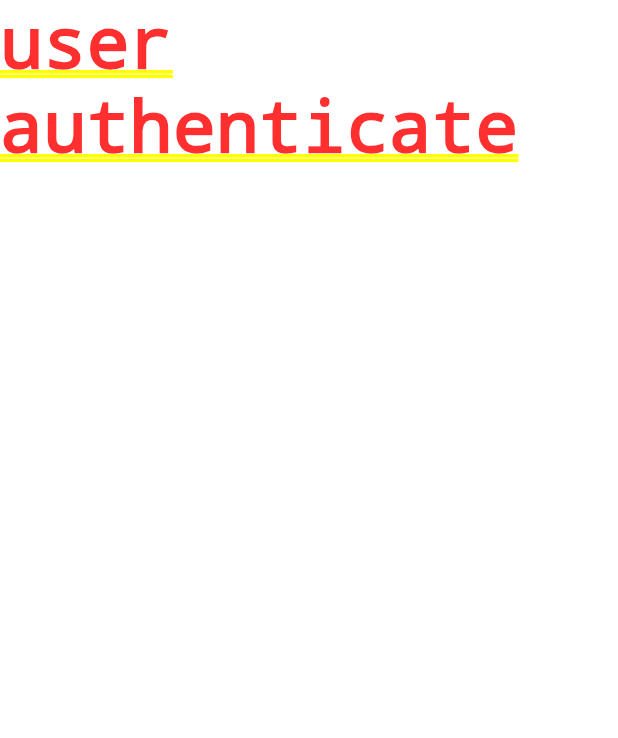
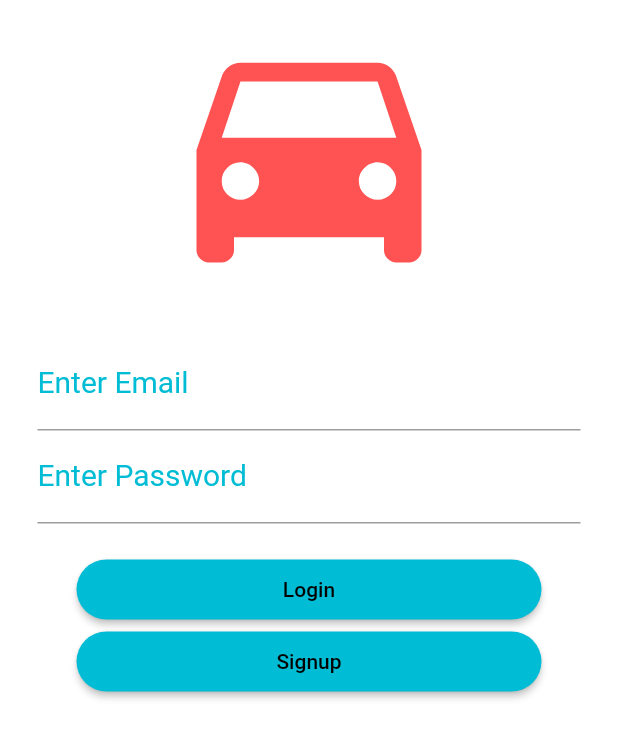
Before and after one commit to Artisanal-Pretzels/fe-adaptus-mechan-r-us, a Flutter app: the screen it shows after launch, on a phone screen of 412 x 824 dp. Shown: the top 738 px of the screen. Run offline on Flutter 3.47's test engine with Material 2 defaults, Android fonts, the phone set to English and light mode, and no system bars.

Commit message:
login ui

```diff
--- a/fe_adaptus_mechan_r_us/lib/screens/authentication/user-authentication.dart
+++ b/fe_adaptus_mechan_r_us/lib/screens/authentication/user-authentication.dart
@@ -1,3 +1,4 @@
+import 'package:flutter/cupertino.dart';
 import 'package:flutter/material.dart';
 
 class UserAuthenticate extends StatefulWidget {
@@ -8,8 +9,74 @@ class UserAuthenticate extends StatefulWidget {
 class _UserAuthenticateState extends State<UserAuthenticate> {
   @override
   Widget build(BuildContext context) {
-    return Container(
-      child: Text('user authenticate')
+    return new Scaffold(
+      resizeToAvoidBottomPadding: false,
+      backgroundColor: Colors.white,
+          body: new Stack(
+            children: <Widget>[
+              new Column(
+                mainAxisAlignment: MainAxisAlignment.start,
+                children: <Widget>[
+                  Icon(
+                    Icons.directions_car,
+                    color: Colors.redAccent,
+                    size: 200.0,
+                  ),
+                  new Form(
+                    child:new Theme(
+                      data: new ThemeData(
+                        brightness: Brightness.light,primarySwatch: Colors.cyan,
+                        inputDecorationTheme: new InputDecorationTheme(
+                          labelStyle: new TextStyle(
+                            color: Colors.cyan,fontSize: 20.0
+                          ),
+                        )
+                      ),
+                      child: Container(
+                        padding: const EdgeInsets.all(25.0),
+                        child: new Column(
+                          children: <Widget>[
+                            new TextFormField(
+                              decoration: new InputDecoration(
+                                labelText: "Enter Email",
+                              ),
+                              keyboardType: TextInputType.emailAddress,
+                            ),
+                            new TextFormField(
+                              decoration: new InputDecoration(
+                                labelText: "Enter Password",
+                              ),
+                              keyboardType: TextInputType.text,
+                              obscureText: true,
+                            ),
+                            new Padding(padding: const EdgeInsets.only(top:20.0),
+                            ),
+                            new MaterialButton(color: Colors.cyan,textColor: Colors.black,
+                              child: new Text('Login'),
+                              onPressed: (){},
+                              splashColor: Colors.red,
+                              shape: StadiumBorder(),
+                              height: 40.0,
+                              minWidth: 310.0,
+                            ),
+                            new MaterialButton(color: Colors.cyan,textColor: Colors.black,
+                              child: new Text('Signup'),
+                              onPressed: (){},
+                              splashColor: Colors.red,
+                              height: 40.0,
+                              minWidth: 310.0,
+                              shape: StadiumBorder(),
+
+                            )
+                          ],
+                        ),
+                      ),
+                    )
+                  )
+                ],
+              )
+            ]
+          ),
           // login and registration widgets will go here
     );
   }
--- a/fe_adaptus_mechan_r_us/pubspec.yaml
+++ b/fe_adaptus_mechan_r_us/pubspec.yaml
@@ -41,9 +41,8 @@ flutter:
   uses-material-design: true
 
   # To add assets to your application, add an assets section, like this:
-  # assets:
-  #  - images/a_dot_burr.jpeg
-  #  - images/a_dot_ham.jpeg
+#  assets:
+#    - assets/login.jpg
 
   # An image asset can refer to one or more resolution-specific "variants", see
   # https://flutter.dev/assets-and-images/#resolution-aware.
```
